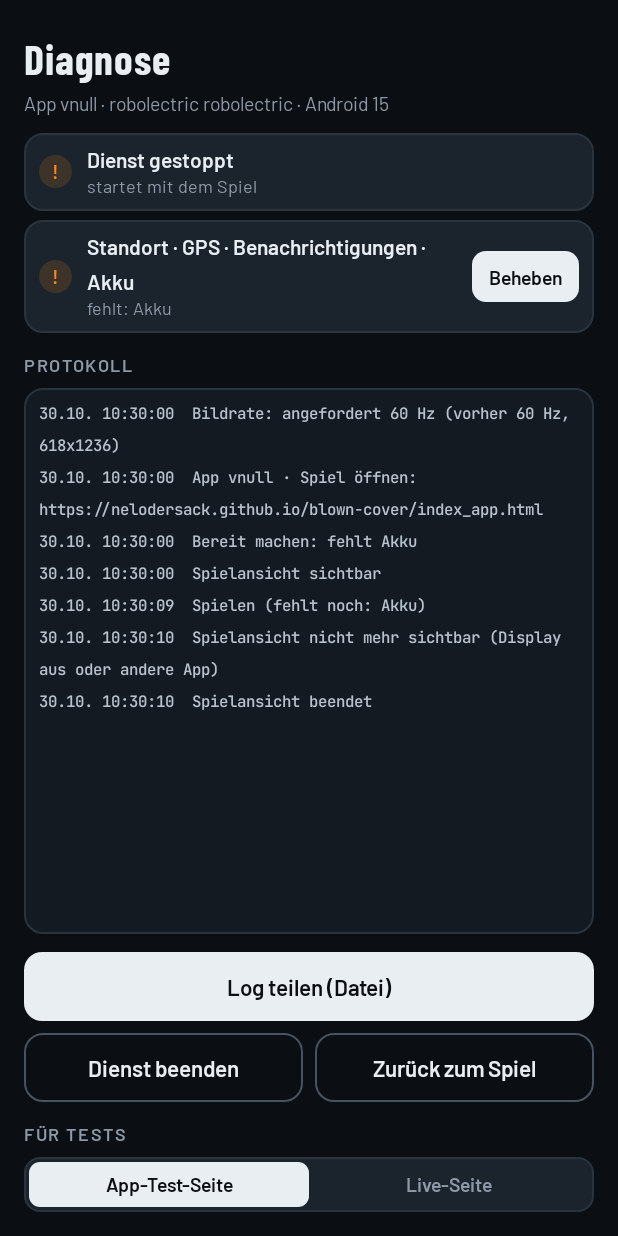
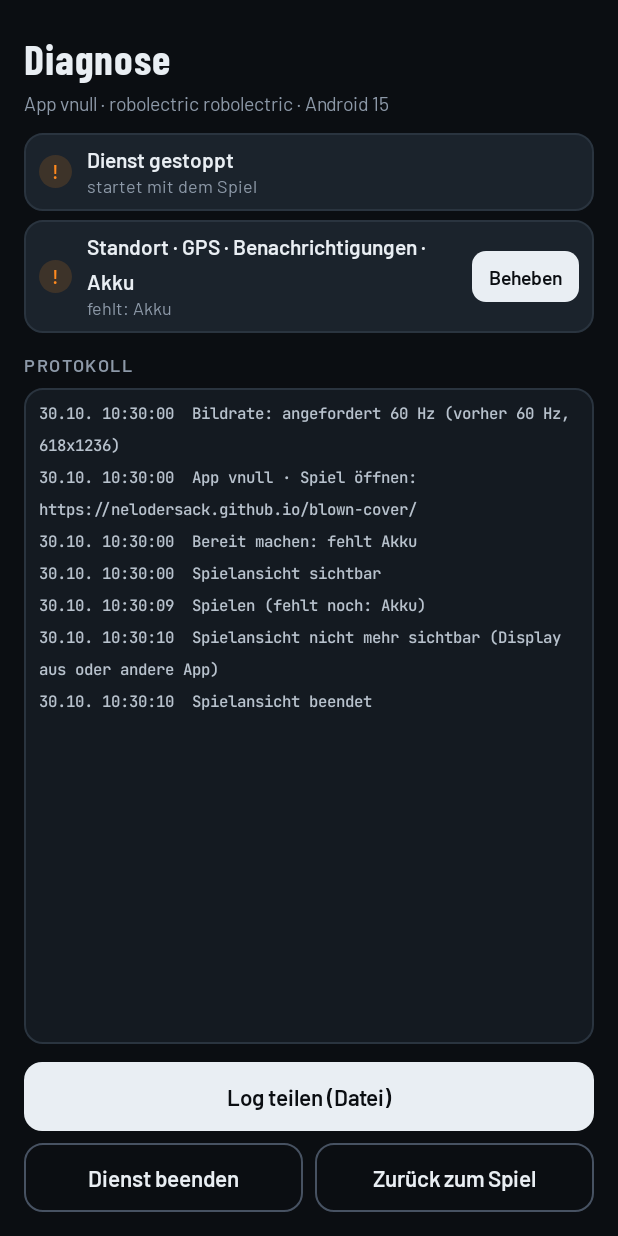
Before and after one commit to nelodersack/blown-cover, an Android app: the DiagActivity screen opened directly, with no data from a screen before it, on a phone screen of 412 x 824 dp. Run offline under Robolectric (Android 15) with nearby library versions, the phone set to English and light mode, and no system bars.

Commit message:
v0.2.6: App lädt immer die Live-Seite (App-Anbindung jetzt in index.html), Seitenwahl in der Diagnose entfernt
Co-Authored-By: Claude Opus 5.5 <noreply@anthropic.com>
Claude-Session: https://claude.ai/code/session_01AARoNisLWKUoihjKNam1VY

```diff
--- a/android/app/build.gradle
+++ b/android/app/build.gradle
@@ -10,8 +10,8 @@ android {
         applicationId 'at.blowncover.app'
         minSdk 26
         targetSdk 34
-        versionCode 11
-        versionName '0.2.5'
+        versionCode 12
+        versionName '0.2.6'
     }
 
     // Feste Signatur, damit sich spätere APKs über die installierte App drüberinstallieren lassen.
--- a/android/app/src/main/java/at/blowncover/app/DiagActivity.java
+++ b/android/app/src/main/java/at/blowncover/app/DiagActivity.java
@@ -26,7 +26,6 @@ public class DiagActivity extends Activity {
     private Ui.Item svc, rdy;
     private TextView log;
     private ScrollView logScroll;
-    private TextView segTest, segLive;
     private final Runnable tick = new Runnable() {
         @Override
         public void run() {
@@ -103,34 +102,6 @@ public class DiagActivity extends Activity {
         row.addView(back, new LinearLayout.LayoutParams(0, ViewGroup.LayoutParams.WRAP_CONTENT, 1f));
         root.addView(row, Ui.lp(this, 8));
 
-        root.addView(Ui.label(this, "Für Tests"), Ui.lp(this, 14));
-        LinearLayout seg = new LinearLayout(this);
-        seg.setOrientation(LinearLayout.HORIZONTAL);
-        seg.setBackground(Ui.box(this, Ui.PANEL2, Ui.LINE, 10));
-        int sp = Ui.dp(this, 3);
-        seg.setPadding(sp, sp, sp, sp);
-        segTest = segment("App-Test-Seite", "test");
-        segLive = segment("Live-Seite", "live");
-        LinearLayout.LayoutParams sl = new LinearLayout.LayoutParams(0, ViewGroup.LayoutParams.WRAP_CONTENT, 1f);
-        seg.addView(segTest, sl);
-        seg.addView(segLive, new LinearLayout.LayoutParams(0, ViewGroup.LayoutParams.WRAP_CONTENT, 1f));
-        root.addView(seg, Ui.lp(this, 8));
-    }
-
-    private TextView segment(String t, final String mode) {
-        TextView v = Ui.text(this, t, 13, Ui.MUT, null);
-        v.setTypeface(Ui.label(this, "").getTypeface());
-        v.setGravity(Gravity.CENTER);
-        int py = Ui.dp(this, 7);
-        v.setPadding(0, py, 0, py);
-        v.setOnClickListener(new View.OnClickListener() {
-            public void onClick(View x) {
-                Prefs.setMode(DiagActivity.this, mode);
-                Diag.log(DiagActivity.this, "Seitenwahl: " + ("test".equals(mode) ? "App-Test-Seite" : "Live-Seite"));
-                refresh();
-            }
-        });
-        return v;
     }
 
     private void share() {
@@ -168,15 +139,6 @@ public class DiagActivity extends Activity {
                 logScroll.fullScroll(View.FOCUS_DOWN);
             }
         });
-
-        boolean test = "test".equals(Prefs.mode(this));
-        styleSeg(segTest, test);
-        styleSeg(segLive, !test);
-    }
-
-    private void styleSeg(TextView v, boolean on) {
-        v.setBackground(on ? Ui.box(this, Ui.FG, 0, 7) : null);
-        v.setTextColor(on ? Ui.BG : Ui.MUT);
     }
 
     @Override
--- a/android/app/src/main/java/at/blowncover/app/Prefs.java
+++ b/android/app/src/main/java/at/blowncover/app/Prefs.java
@@ -1,12 +1,10 @@
 package at.blowncover.app;
 
 import android.content.Context;
-import android.content.SharedPreferences;
 
-/** Einstellungen: welche Adresse die App lädt. */
+/** Adresse, die die App lädt: immer die Live-Seite (sie enthält die App-Anbindung). */
 final class Prefs {
     static final String LIVE = "https://nelodersack.github.io/blown-cover/";
-    static final String TEST = "https://nelodersack.github.io/blown-cover/index_app.html";
 
     /** Versionsname aus dem installierten Paket (build.gradle: versionName). */
     static String ver(Context c) {
@@ -19,33 +17,7 @@ final class Prefs {
 
     private Prefs() {}
 
-    private static SharedPreferences p(Context c) {
-        return c.getSharedPreferences("bc", Context.MODE_PRIVATE);
-    }
-
-    static String mode(Context c) {
-        return p(c).getString("mode", "test"); // Standard: App-Test-Seite (mit App-Anbindung)
-    }
-
-    static void setMode(Context c, String m) {
-        p(c).edit().putString("mode", m).apply();
-    }
-
-    static String custom(Context c) {
-        return p(c).getString("custom", "");
-    }
-
-    static void setCustom(Context c, String u) {
-        p(c).edit().putString("custom", u).apply();
-    }
-
     static String url(Context c) {
-        String m = mode(c);
-        if ("test".equals(m)) return TEST;
-        if ("custom".equals(m)) {
-            String u = custom(c).trim();
-            if (u.startsWith("https://")) return u;
-        }
         return LIVE;
     }
 }
```
Also changed, not shown: 1 other file.
